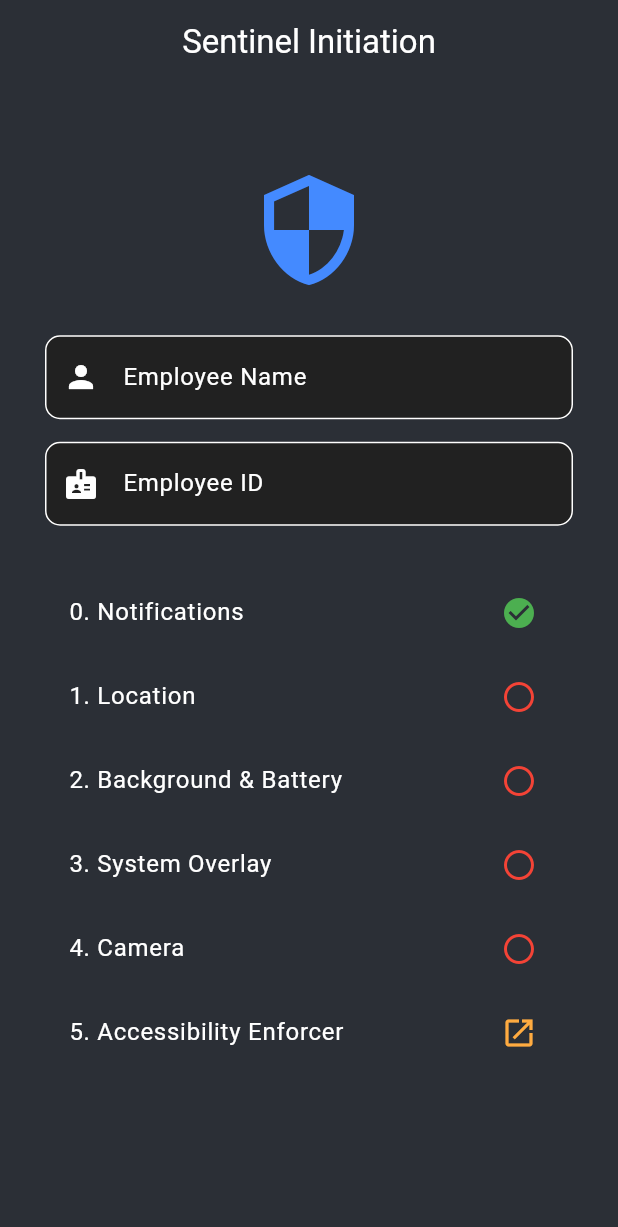
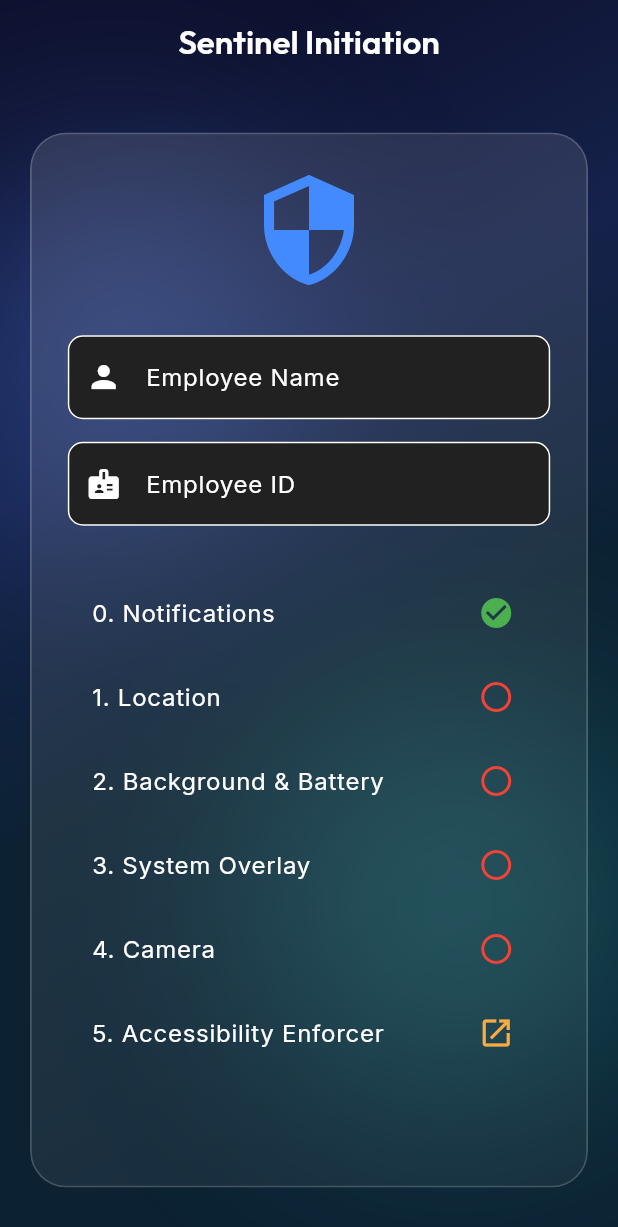
Before and after one commit to ignitelogic1519/Env-Guardian-v2.0, a Flutter app: the screen it shows after launch, on a phone screen of 412 x 824 dp. Shown: the top 1227 px of the screen. Run offline on Flutter 3.47's test engine with Material 3 defaults, Android fonts, the phone set to English and light mode, and no system bars; our stand-ins replace device_info_plus, flutter_local_notifications, flutter_map, geolocator, google_fonts, latlong2 and 2 more; missing offline and left inert: flutter_background_service, flutter_background_service_android, installed_apps, mobile_scanner; network calls fail.

Commit message:
UI: glassmorphism + neumorphism look with fonts and animations
- New core/theme/glass.dart: AuroraBackground (animated gradient + soft
  blurred aurora blobs), GlassCard (frosted-glass blur panel), FadeInUp
- Theme: transparent scaffold/appbar so the animated backdrop shows through;
  modern type via google_fonts (Inter body + Outfit headings)
- App-wide animated background via MaterialApp.builder
- Command Center: glass profile sheet, glass compliance panel, glass time-in
  -zone card with entrance animation, animated tab switching, translucent bars
- Setup screen: form framed in a glass card with entrance animation
- Add google_fonts dependency

Foundation applied to setup + command center; can extend to remaining tabs.

Co-Authored-By: Claude Opus 4.8 <noreply@anthropic.com>
Claude-Session: https://claude.ai/code/session_01FQ8xixsf7SDfZ1wn5jYYq9

```diff
--- a/app/lib/app.dart
+++ b/app/lib/app.dart
@@ -1,11 +1,19 @@
 import 'package:flutter/material.dart';
 import 'core/theme/neumorphic.dart';
+import 'core/theme/glass.dart';
 import 'features/command_center/command_center_screen.dart';
 import 'features/onboarding/admin_setup_screen.dart';
 
 /// Root widget. Shows the Command Center if the device is already sealed,
-/// otherwise the first-run setup flow.
+/// otherwise the first-run setup flow. The animated aurora gradient is applied
+/// app-wide via the [MaterialApp.builder] so every screen sits on the same
+/// living backdrop.
 class EnvGuardianApp extends StatelessWidget {
   final bool isSealed; const EnvGuardianApp({super.key, required this.isSealed});
-  @override Widget build(BuildContext context) => MaterialApp(debugShowCheckedModeBanner: false, theme: buildNeuTheme(), home: isSealed ? const CommandCenterScreen() : const AdminSetupScreen());
+  @override Widget build(BuildContext context) => MaterialApp(
+        debugShowCheckedModeBanner: false,
+        theme: buildNeuTheme(),
+        builder: (context, child) => AuroraBackground(child: child ?? const SizedBox.shrink()),
+        home: isSealed ? const CommandCenterScreen() : const AdminSetupScreen(),
+      );
 }
--- /dev/null
+++ b/app/lib/core/theme/glass.dart
@@ -0,0 +1,146 @@
+import 'dart:ui';
+import 'package:flutter/material.dart';
+
+/// Glassmorphism + motion helpers for Env Guardian.
+///
+/// Pairs with the neumorphic widgets in `neumorphic.dart`:
+///   • [AuroraBackground] — a slowly animated dark gradient backdrop.
+///   • [GlassCard]        — a frosted-glass panel (blur + translucent fill).
+///   • [FadeInUp]         — a small entrance animation for content.
+
+/// Brand accent colours used across the glass UI.
+class GlassPalette {
+  static const Color bgTop = Color(0xFF0E1230);
+  static const Color bgMid = Color(0xFF15224B);
+  static const Color bgBottom = Color(0xFF0C2233);
+  static const Color accent = Color(0xFF5B8CFF);
+  static const Color accent2 = Color(0xFF36D6C3);
+}
+
+/// A gently animated gradient background. Make Scaffolds transparent so this
+/// shows through (the app theme already does this).
+class AuroraBackground extends StatefulWidget {
+  final Widget child;
+  const AuroraBackground({super.key, required this.child});
+  @override
+  State<AuroraBackground> createState() => _AuroraBackgroundState();
+}
+
+class _AuroraBackgroundState extends State<AuroraBackground> with SingleTickerProviderStateMixin {
+  late final AnimationController _c =
+      AnimationController(vsync: this, duration: const Duration(seconds: 14))..repeat(reverse: true);
+
+  @override
+  void dispose() {
+    _c.dispose();
+    super.dispose();
+  }
+
+  @override
+  Widget build(BuildContext context) {
+    return AnimatedBuilder(
+      animation: _c,
+      builder: (context, child) {
+        final t = _c.value;
+        return Stack(fit: StackFit.expand, children: [
+          // Base moving gradient.
+          DecoratedBox(
+            decoration: BoxDecoration(
+              gradient: LinearGradient(
+                begin: Alignment(-1 + 2 * t, -1),
+                end: Alignment(1, 1 - 2 * t),
+                colors: const [GlassPalette.bgTop, GlassPalette.bgMid, GlassPalette.bgBottom],
+              ),
+            ),
+            child: const SizedBox.expand(),
+          ),
+          // Two soft aurora blobs drifting for depth.
+          Positioned(
+            top: 80 + 40 * t,
+            left: -60 + 30 * t,
+            child: _blob(GlassPalette.accent.withOpacity(0.30), 240),
+          ),
+          Positioned(
+            bottom: 60 + 50 * (1 - t),
+            right: -50 + 30 * t,
+            child: _blob(GlassPalette.accent2.withOpacity(0.22), 280),
+          ),
+          if (child != null) child,
+        ]);
+      },
+      child: widget.child,
+    );
+  }
+
+  Widget _blob(Color color, double size) => ImageFiltered(
+        imageFilter: ImageFilter.blur(sigmaX: 70, sigmaY: 70),
+        child: Container(width: size, height: size, decoration: BoxDecoration(color: color, shape: BoxShape.circle)),
+      );
+}
+
+/// A frosted-glass panel: real background blur + translucent fill + hairline border.
+class GlassCard extends StatelessWidget {
+  final Widget child;
+  final EdgeInsetsGeometry padding;
+  final EdgeInsetsGeometry? margin;
+  final double radius;
+  final double blur;
+  final double opacity;
+  const GlassCard({
+    super.key,
+    required this.child,
+    this.padding = const EdgeInsets.all(20),
+    this.margin,
+    this.radius = 24,
+    this.blur = 18,
+    this.opacity = 0.12,
+  });
+
+  @override
+  Widget build(BuildContext context) {
+    return Padding(
+      padding: margin ?? EdgeInsets.zero,
+      child: ClipRRect(
+        borderRadius: BorderRadius.circular(radius),
+        child: BackdropFilter(
+          filter: ImageFilter.blur(sigmaX: blur, sigmaY: blur),
+          child: Container(
+            padding: padding,
+            decoration: BoxDecoration(
+              borderRadius: BorderRadius.circular(radius),
+              border: Border.all(color: Colors.white.withOpacity(0.18), width: 1.2),
+              gradient: LinearGradient(
+                begin: Alignment.topLeft,
+                end: Alignment.bottomRight,
+                colors: [Colors.white.withOpacity(opacity), Colors.white.withOpacity(opacity * 0.35)],
+              ),
+            ),
+            child: child,
+          ),
+        ),
+      ),
+    );
+  }
+}
+
+/// Simple fade + slide-up entrance animation for any widget.
+class FadeInUp extends StatelessWidget {
+  final Widget child;
+  final Duration duration;
+  final double offset;
+  const FadeInUp({super.key, required this.child, this.duration = const Duration(milliseconds: 450), this.offset = 24});
+
+  @override
+  Widget build(BuildContext context) {
+    return TweenAnimationBuilder<double>(
+      tween: Tween(begin: 0, end: 1),
+      duration: duration,
+      curve: Curves.easeOutCubic,
+      builder: (context, v, child) => Opacity(
+        opacity: v.clamp(0.0, 1.0),
+        child: Transform.translate(offset: Offset(0, (1 - v) * offset), child: child),
+      ),
+      child: child,
+    );
+  }
+}
--- a/app/lib/core/theme/neumorphic.dart
+++ b/app/lib/core/theme/neumorphic.dart
@@ -1,4 +1,5 @@
 import 'package:flutter/material.dart';
+import 'package:google_fonts/google_fonts.dart';
 
 /// Neumorphic ("soft UI") design tokens and reusable widgets for Env Guardian.
 ///
@@ -106,21 +107,26 @@ class _NeuButtonState extends State<NeuButton> {
 
 /// The shared dark-neumorphic theme.
 ThemeData buildNeuTheme() {
-  return ThemeData.dark().copyWith(
-    scaffoldBackgroundColor: NeuColors.base,
+  final base = ThemeData.dark();
+  return base.copyWith(
+    // Transparent so the animated AuroraBackground shows through everywhere.
+    scaffoldBackgroundColor: Colors.transparent,
     primaryColor: NeuColors.accent,
     colorScheme: const ColorScheme.dark(
       primary: NeuColors.accent,
       surface: NeuColors.surface,
     ),
     appBarTheme: const AppBarTheme(
-      backgroundColor: NeuColors.base,
+      backgroundColor: Colors.transparent,
       elevation: 0,
       centerTitle: true,
     ),
-    textTheme: ThemeData.dark().textTheme.apply(
-          bodyColor: NeuColors.textPrimary,
-          displayColor: NeuColors.textPrimary,
+    // Modern type: Outfit for headings/large text, Inter for body.
+    textTheme: GoogleFonts.interTextTheme(base.textTheme)
+        .apply(bodyColor: NeuColors.textPrimary, displayColor: NeuColors.textPrimary)
+        .copyWith(
+          headlineSmall: GoogleFonts.outfit(fontWeight: FontWeight.w700, color: NeuColors.textPrimary),
+          titleLarge: GoogleFonts.outfit(fontWeight: FontWeight.w600, color: NeuColors.textPrimary),
         ),
   );
 }
--- a/app/lib/features/command_center/command_center_screen.dart
+++ b/app/lib/features/command_center/command_center_screen.dart
@@ -10,6 +10,7 @@ import '../../cloud_sync.dart';
 import '../../core/platform.dart';
 import '../../core/background_service.dart';
 import '../../core/theme/neumorphic.dart';
+import '../../core/theme/glass.dart';
 import '../armory/armory_tab.dart';
 import '../map/map_tab.dart';
 import '../logs/log_tab.dart';
@@ -106,16 +107,24 @@ class _CommandCenterScreenState extends State<CommandCenterScreen> {
 
   @override Widget build(BuildContext context) {
     return Scaffold(
-      appBar: AppBar(title: const Text("Command Center", style: TextStyle(fontWeight: FontWeight.bold)), backgroundColor: (_autoLock || _adminLock) ? Colors.red[900] : Colors.black, actions: [IconButton(icon: const Icon(Icons.account_circle, color: Colors.blueAccent, size: 30), onPressed: () => showModalBottomSheet(context: context, backgroundColor: Colors.transparent, builder: (c) => Container(padding: const EdgeInsets.all(30), decoration: BoxDecoration(color: const Color(0xFF1E1E1E), borderRadius: const BorderRadius.vertical(top: Radius.circular(30))), child: Column(mainAxisSize: MainAxisSize.min, children: [const Icon(Icons.badge, size: 60, color: Colors.blueAccent), Text(_empName, style: const TextStyle(fontSize: 26, fontWeight: FontWeight.bold, color: Colors.white)), Text("ID: $_empId", style: const TextStyle(color: Colors.blueAccent, fontWeight: FontWeight.bold)), const Divider(color: Colors.white24), Row(children: [const Icon(Icons.phone_android, color: Colors.white54), const SizedBox(width: 15), const Text("Model:"), const Spacer(), Text(_deviceModel)]), Row(children: [const Icon(Icons.fingerprint, color: Colors.white54), const SizedBox(width: 15), const Text("Device ID:"), const Spacer(), Text(_deviceId)])])))), const SizedBox(width: 10)]),
-      body: [_buildStatusTab(), const ArmoryTab(), const LogTab(), MapTab(currentLat: _lat, currentLng: _lng, polygonPoints: _poly)][_tabIndex],
-      bottomNavigationBar: BottomNavigationBar(currentIndex: _tabIndex, onTap: (i) => setState(() => _tabIndex = i), type: BottomNavigationBarType.fixed, backgroundColor: Colors.black, selectedItemColor: Colors.blueAccent, unselectedItemColor: Colors.white38, items: const [BottomNavigationBarItem(icon: Icon(Icons.radar), label: "Status"), BottomNavigationBarItem(icon: Icon(Icons.security), label: "Armory"), BottomNavigationBarItem(icon: Icon(Icons.terminal), label: "Logs"), BottomNavigationBarItem(icon: Icon(Icons.map), label: "Map")]),
+      extendBodyBehindAppBar: false,
+      appBar: AppBar(title: const Text("Command Center", style: TextStyle(fontWeight: FontWeight.bold)), backgroundColor: (_autoLock || _adminLock) ? Colors.red.withOpacity(0.28) : Colors.transparent, actions: [IconButton(icon: const Icon(Icons.account_circle, color: Colors.blueAccent, size: 30), onPressed: () => showModalBottomSheet(context: context, backgroundColor: Colors.transparent, builder: (c) => GlassCard(radius: 30, margin: const EdgeInsets.all(10), padding: const EdgeInsets.all(30), child: Column(mainAxisSize: MainAxisSize.min, children: [const Icon(Icons.badge, size: 60, color: Colors.blueAccent), Text(_empName, style: const TextStyle(fontSize: 26, fontWeight: FontWeight.bold, color: Colors.white)), Text("ID: $_empId", style: const TextStyle(color: Colors.blueAccent, fontWeight: FontWeight.bold)), const Divider(color: Colors.white24), Row(children: [const Icon(Icons.phone_android, color: Colors.white54), const SizedBox(width: 15), const Text("Model:"), const Spacer(), Text(_deviceModel)]), Row(children: [const Icon(Icons.fingerprint, color: Colors.white54), const SizedBox(width: 15), const Text("Device ID:"), const Spacer(), Text(_deviceId)])]))), const SizedBox(width: 10)]),
+      body: AnimatedSwitcher(
+        duration: const Duration(milliseconds: 350),
+        transitionBuilder: (child, anim) => FadeTransition(opacity: anim, child: child),
+        child: KeyedSubtree(
+          key: ValueKey(_tabIndex),
+          child: [_buildStatusTab(), const ArmoryTab(), const LogTab(), MapTab(currentLat: _lat, currentLng: _lng, polygonPoints: _poly)][_tabIndex],
+        ),
+      ),
+      bottomNavigationBar: BottomNavigationBar(currentIndex: _tabIndex, onTap: (i) => setState(() => _tabIndex = i), type: BottomNavigationBarType.fixed, backgroundColor: Colors.black.withOpacity(0.30), elevation: 0, selectedItemColor: Colors.blueAccent, unselectedItemColor: Colors.white38, items: const [BottomNavigationBarItem(icon: Icon(Icons.radar), label: "Status"), BottomNavigationBarItem(icon: Icon(Icons.security), label: "Armory"), BottomNavigationBarItem(icon: Icon(Icons.terminal), label: "Logs"), BottomNavigationBarItem(icon: Icon(Icons.map), label: "Map")]),
     );
   }
 
   Widget _buildStatusTab() {
     if (_isInitializing) return const Center(child: CircularProgressIndicator());
     if (_adminLock) return _buildFrozenScreen(true); if (_autoLock) return _buildFrozenScreen(false);
-    if (!(_nOk && _fOk && _gpsEnabled && _bOk && _oOk && _cOk && _enforcerAlive)) return Center(child: SingleChildScrollView(padding: const EdgeInsets.all(20), child: Column(mainAxisAlignment: MainAxisAlignment.center, children: [const Icon(Icons.gpp_maybe, size: 80, color: Colors.orangeAccent), const SizedBox(height: 10), const Text("COMPLIANCE REQUIRED", style: TextStyle(fontSize: 22, fontWeight: FontWeight.bold, color: Colors.orangeAccent)), const SizedBox(height: 16), NeuCard(padding: const EdgeInsets.symmetric(vertical: 6), child: Column(children: [_shieldTile("Location", _fOk, _reqF), _shieldTile("GPS", _gpsEnabled, _reqGps), _shieldTile("Camera", _cOk, _reqC), _shieldTile("Enforcer", _enforcerAlive, _reqAccess), _shieldTile("Notifications", _nOk, _reqN), _shieldTile("Battery", _bOk, _reqB), _shieldTile("Overlay", _oOk, _reqO), _shieldTile("Usage Access (time limits)", _usageOk, _reqUsage)]))])));
+    if (!(_nOk && _fOk && _gpsEnabled && _bOk && _oOk && _cOk && _enforcerAlive)) return Center(child: SingleChildScrollView(padding: const EdgeInsets.all(20), child: Column(mainAxisAlignment: MainAxisAlignment.center, children: [const Icon(Icons.gpp_maybe, size: 80, color: Colors.orangeAccent), const SizedBox(height: 10), const Text("COMPLIANCE REQUIRED", style: TextStyle(fontSize: 22, fontWeight: FontWeight.bold, color: Colors.orangeAccent)), const SizedBox(height: 16), GlassCard(padding: const EdgeInsets.symmetric(vertical: 6, horizontal: 8), child: Column(children: [_shieldTile("Location", _fOk, _reqF), _shieldTile("GPS", _gpsEnabled, _reqGps), _shieldTile("Camera", _cOk, _reqC), _shieldTile("Enforcer", _enforcerAlive, _reqAccess), _shieldTile("Notifications", _nOk, _reqN), _shieldTile("Battery", _bOk, _reqB), _shieldTile("Overlay", _oOk, _reqO), _shieldTile("Usage Access (time limits)", _usageOk, _reqUsage)]))])));
 
     if (!_insideGeofence) return const Center(child: Column(mainAxisAlignment: MainAxisAlignment.center, children: [Icon(Icons.shield, size: 100, color: Colors.greenAccent), Text("SAFE ZONE", style: TextStyle(fontSize: 28, fontWeight: FontWeight.bold, color: Colors.greenAccent)), Text("Move to Restricted Zone to authorize.")]));
 
@@ -126,11 +135,11 @@ class _CommandCenterScreenState extends State<CommandCenterScreen> {
         const Text("SECURE ZONE ACTIVE", style: TextStyle(fontSize: 28, fontWeight: FontWeight.bold, color: Colors.blueAccent)),
         const Text("Zero Trust Perimeter Engaged.", style: TextStyle(color: Colors.white70)),
         const SizedBox(height: 36),
-        NeuCard(padding: const EdgeInsets.symmetric(horizontal: 40, vertical: 24), child: Column(mainAxisSize: MainAxisSize.min, children: [
+        FadeInUp(child: GlassCard(padding: const EdgeInsets.symmetric(horizontal: 40, vertical: 24), child: Column(mainAxisSize: MainAxisSize.min, children: [
           const Text("TIME IN ZONE", style: TextStyle(color: NeuColors.textMuted, fontSize: 14, letterSpacing: 3)),
           const SizedBox(height: 6),
           Text(elapsed, style: const TextStyle(fontSize: 46, fontWeight: FontWeight.bold, color: Colors.greenAccent)),
-        ])),
+        ]))),
       ]));
     }
 
--- a/app/lib/features/onboarding/admin_setup_screen.dart
+++ b/app/lib/features/onboarding/admin_setup_screen.dart
@@ -9,6 +9,7 @@ import 'package:device_info_plus/device_info_plus.dart';
 import 'package:http/http.dart' as http;
 import '../../cloud_sync.dart';
 import '../../core/platform.dart';
+import '../../core/theme/glass.dart';
 import '../command_center/command_center_screen.dart';
 
 /// First-run screen ("Sentinel Initiation"): collects identity, walks the user
@@ -45,7 +46,7 @@ class _AdminSetupScreenState extends State<AdminSetupScreen> {
     bool canSeal = _nOk && _fOk && _bOk && _oOk && _cOk && _aOk && _nameCtrl.text.trim().isNotEmpty && _empIdCtrl.text.trim().isNotEmpty;
     return Scaffold(
       appBar: AppBar(title: const Text("Sentinel Initiation"), centerTitle: true),
-      body: Center(child: SingleChildScrollView(padding: const EdgeInsets.all(30), child: Column(children: [
+      body: Center(child: SingleChildScrollView(padding: const EdgeInsets.all(20), child: FadeInUp(child: GlassCard(padding: const EdgeInsets.all(24), child: Column(children: [
         const Icon(Icons.security, size: 80, color: Colors.blueAccent), const SizedBox(height: 30),
         TextField(controller: _nameCtrl, decoration: InputDecoration(labelText: "Employee Name", prefixIcon: const Icon(Icons.person), filled: true, fillColor: Colors.grey[900], border: OutlineInputBorder(borderRadius: BorderRadius.circular(10)))), const SizedBox(height: 15),
         TextField(controller: _empIdCtrl, decoration: InputDecoration(labelText: "Employee ID", prefixIcon: const Icon(Icons.badge), filled: true, fillColor: Colors.grey[900], border: OutlineInputBorder(borderRadius: BorderRadius.circular(10)))), const SizedBox(height: 30),
@@ -61,7 +62,7 @@ class _AdminSetupScreenState extends State<AdminSetupScreen> {
             else { if (mounted) ScaffoldMessenger.of(context).showSnackBar(SnackBar(content: Text("SERVER REJECTED: ${json.decode(response.body)['message']}"), backgroundColor: Colors.red)); }
           } catch (e) { if (mounted) ScaffoldMessenger.of(context).showSnackBar(const SnackBar(content: Text("FATAL: Could not connect to Server."), backgroundColor: Colors.red)); }
         }, child: const Text("SEAL DEVICE & REGISTER", style: TextStyle(fontWeight: FontWeight.bold, color: Colors.white)))
-      ]))),
+      ]))))),
     );
   }
   Widget _permTile(String t, bool ok, VoidCallback tap) => ListTile(title: Text(t), trailing: Icon(ok ? Icons.check_circle : Icons.circle_outlined, color: ok ? Colors.green : Colors.red), onTap: ok ? null : tap);
--- a/app/pubspec.yaml
+++ b/app/pubspec.yaml
@@ -54,6 +54,7 @@ dependencies:
   device_info_plus: ^13.1.0
   http: ^1.6.0
   crypto: ^3.0.7
+  google_fonts: ^6.2.1
 
 
 dev_dependencies:
```
